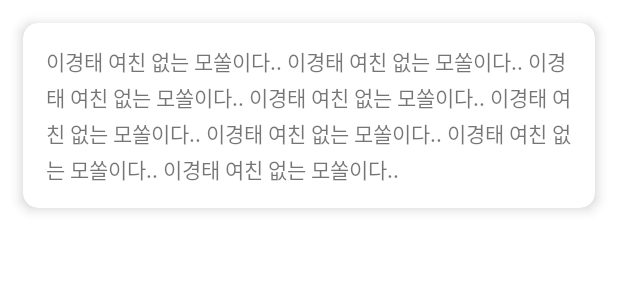
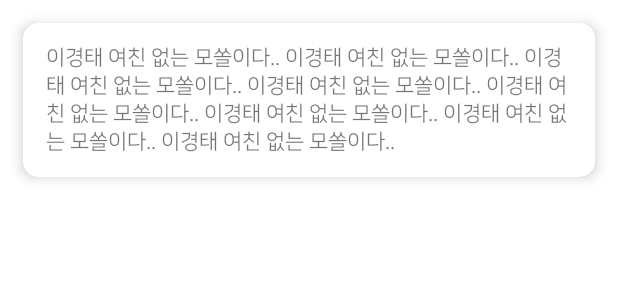
Before and after one commit to G1antPandaBear/recom-android, an Android app built with Jetpack Compose: the layout item_speech.xml on its own in the app's theme, with its tools: preview values and no code run, on a phone screen of 412 x 824 dp. Shown: the top 300 px of the screen. Run offline under Robolectric (Android 15) with nearby library versions, the phone set to English and light mode, and no system bars.

Commit message:
Fix : connect error

```diff
--- a/app/src/main/java/kr/hs/pandabear/recom/data/utils/Constants.kt
+++ b/app/src/main/java/kr/hs/pandabear/recom/data/utils/Constants.kt
@@ -1,5 +1,5 @@
 package kr.hs.pandabear.recom.data.utils
 
 object Constants {
-    const val BASE_URL = "http://192.168.1.12:8080/"
+    const val BASE_URL = "http://101.101.209.184:8091/"
 }
--- a/app/src/main/res/layout/item_speech.xml
+++ b/app/src/main/res/layout/item_speech.xml
@@ -34,7 +34,7 @@
                 android:layout_margin="15dp"
                 android:gravity="top|left"
                 android:lineSpacingExtra="3dp"
-                android:fontFamily="@font/nanum_acr"
+                android:fontFamily="@font/nanum_r"
                 android:text="@{speech.speech}"
                 tools:text="이경태 여친 없는 모쏠이다.. 이경태 여친 없는 모쏠이다.. 이경태 여친 없는 모쏠이다.. 이경태 여친 없는 모쏠이다.. 이경태 여친 없는 모쏠이다.. 이경태 여친 없는 모쏠이다.. 이경태 여친 없는 모쏠이다.. 이경태 여친 없는 모쏠이다.."
                 tools:ignore="RtlHardcoded" />
--- a/buildSrc/src/main/java/Versions.kt
+++ b/buildSrc/src/main/java/Versions.kt
@@ -1,7 +1,7 @@
 object Versions {
     const val KOTLINX_COROUTINES = "1.6.0"
     //const val BUILD_GRADLE = "4.2.1"
-    const val COMPILE_SDK_VERSION = 31
+    const val COMPILE_SDK_VERSION = 32
     //const val BUILD_TOOLS_VERSION = "30.0.3"
     const val MIN_SDK_VERSION = 26
     const val TARGET_SDK_VERSION = 31
```
Also changed, not shown: app/src/main/java/kr/hs/pandabear/recom/presentation/feature/main/MainActivity.kt (+9 -3 lines).
